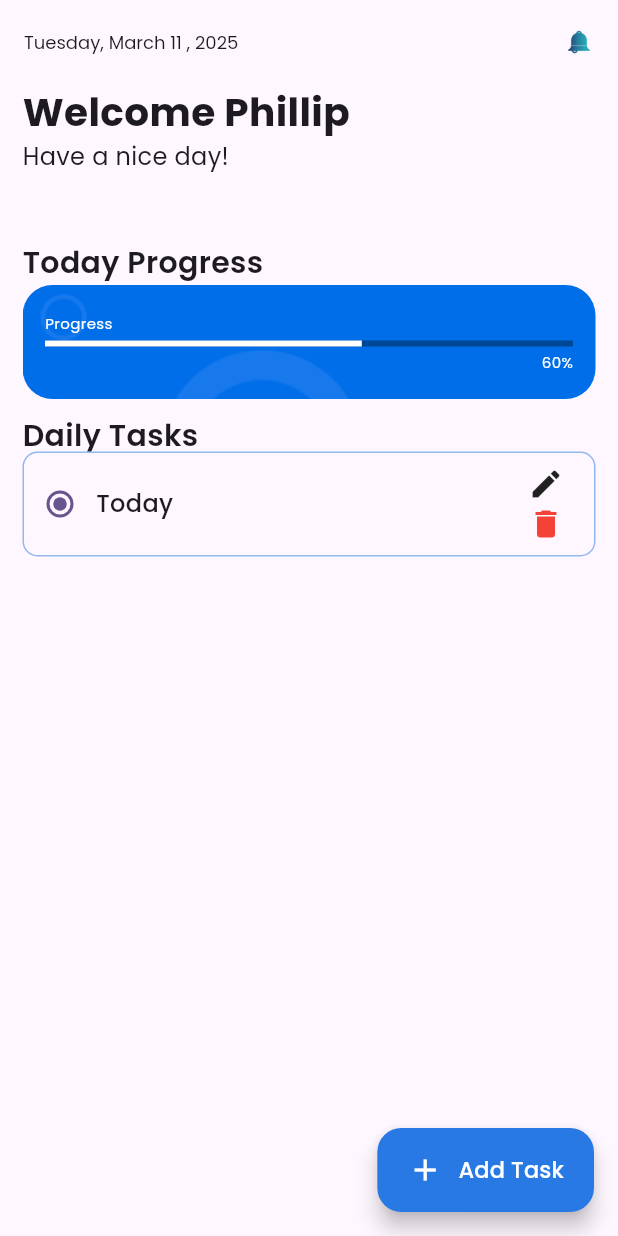
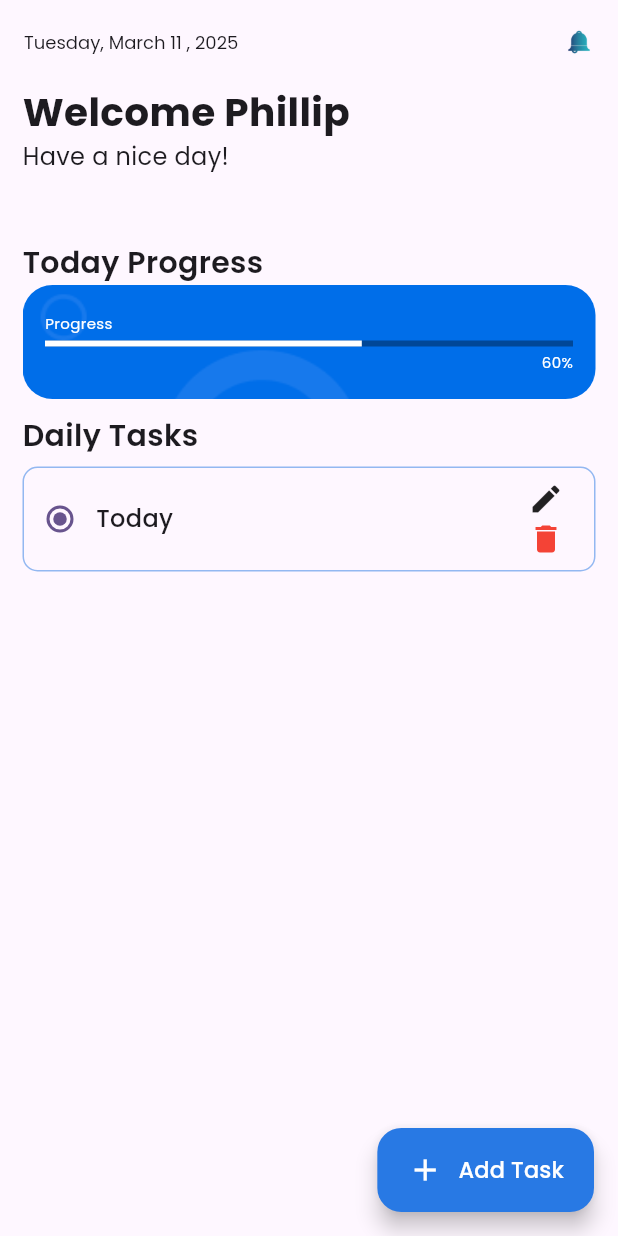
Before and after one commit to YasithWijesuriya/myTodo_app, a Flutter app: the screen it shows after launch, on a phone screen of 412 x 824 dp. Run offline on Flutter 3.47's test engine with Material 3 defaults, Android fonts, the phone set to English and light mode, and no system bars; our stand-ins replace lottie.

Commit message:
updated somthing on home screen ✔

```diff
--- a/mytodoapp_frontend/lib/features/home/ui/homeScreen.dart
+++ b/mytodoapp_frontend/lib/features/home/ui/homeScreen.dart
@@ -146,13 +146,18 @@ class _homePageState extends State<homePage> {
                         fontFamily: 'poppins',
                         fontWeight: FontWeight.w600,
                         fontSize: 20,
+
                       ),
                     ),
+
+                  ),
+                  SizedBox(
+                    height: 10,
                   ),
                   SizedBox(
                     width: screenWidth,
-                    height:
-                        screenHeight - (AppBar().preferredSize.height + 255),
+                    height:screenHeight - (AppBar().preferredSize.height + 265),
+
                     child: Column(
                       children: [
                         Container(
```
